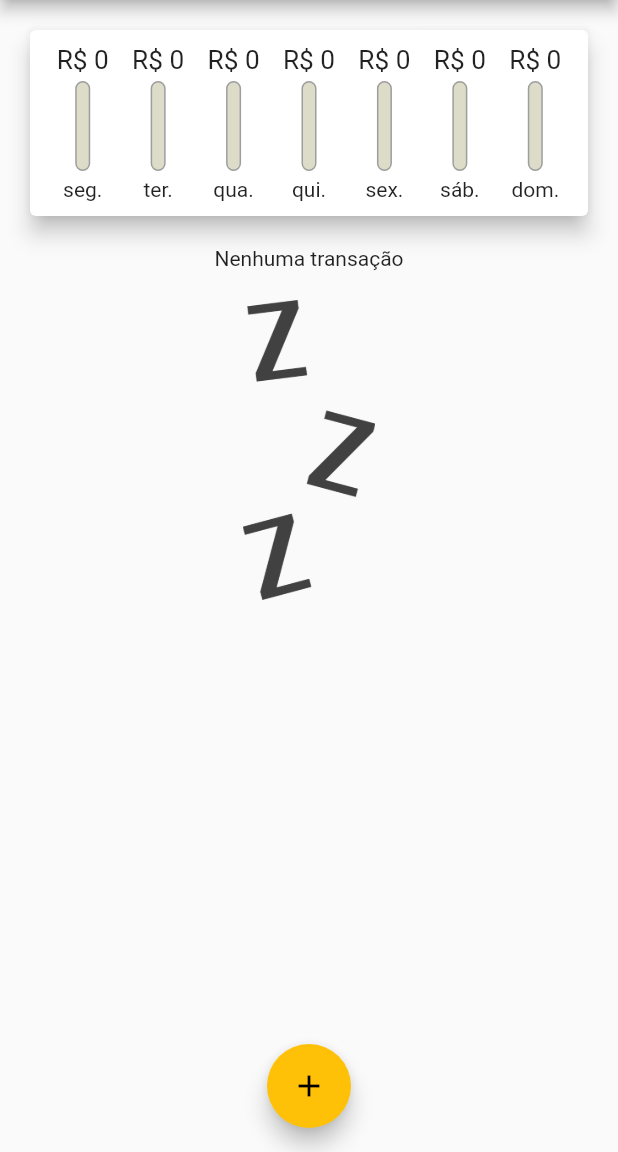
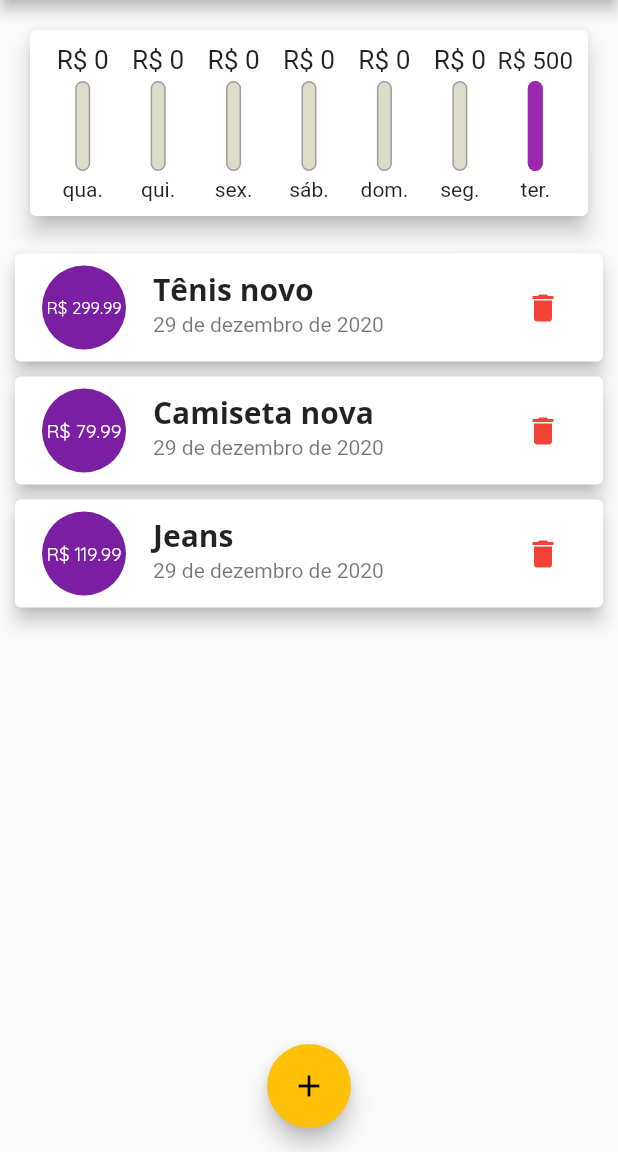
Before and after one commit to zigante/expense_planner, a Flutter app: the screen it shows after launch, on a phone screen of 412 x 824 dp, the part 84-1236 px from its top. Run offline on Flutter 3.47's test engine with Material 2 defaults, Android fonts, the phone set to English and light mode, and no system bars.

Commit message:
remove item from list

```diff
--- a/lib/main.dart
+++ b/lib/main.dart
@@ -19,8 +19,10 @@ class MyApp extends StatelessWidget {
         accentColor: Colors.amber,
         fontFamily: 'Quicksand',
         textTheme: ThemeData.light().textTheme.copyWith(
-            headline6: TextStyle(fontFamily: 'OpenSans', fontSize: 20, fontWeight: FontWeight.bold),
-            button: TextStyle(color: Colors.white)),
+              headline6: TextStyle(fontFamily: 'OpenSans', fontSize: 20, fontWeight: FontWeight.bold),
+              button: TextStyle(color: Colors.white),
+            ),
+        errorColor: Colors.red,
         appBarTheme: AppBarTheme(
             textTheme: ThemeData.light().textTheme.copyWith(
                   headline6: TextStyle(fontFamily: 'OpenSans', fontSize: 20, fontWeight: FontWeight.bold),
@@ -38,9 +40,9 @@ class MyHomePage extends StatefulWidget {
 
 class _MyHomePageState extends State<MyHomePage> {
   final List<Transaction> _transactions = [
-    // Transaction(id: 'tx1', title: 'Tênis novo', amount: 299.99, date: DateTime.now()),
-    // Transaction(id: 'tx2', title: 'Camiseta nova', amount: 79.99, date: DateTime.now()),
-    // Transaction(id: 'tx3', title: 'Jeans', amount: 119.99, date: DateTime.now()),
+    Transaction(id: 'tx1', title: 'Tênis novo', amount: 299.99, date: DateTime.now()),
+    Transaction(id: 'tx2', title: 'Camiseta nova', amount: 79.99, date: DateTime.now()),
+    Transaction(id: 'tx3', title: 'Jeans', amount: 119.99, date: DateTime.now()),
   ];
 
   List<Transaction> get _recentTransactions {
@@ -61,6 +63,10 @@ class _MyHomePageState extends State<MyHomePage> {
     setState(() {
       this._transactions.add(newTransaction);
     });
+  }
+
+  void _deleteTransaction(String id) {
+    setState(() => _transactions.removeWhere((item) => item.id == id));
   }
 
   void startAddNewTransaction(BuildContext context) {
@@ -91,9 +97,7 @@ class _MyHomePageState extends State<MyHomePage> {
           crossAxisAlignment: CrossAxisAlignment.stretch,
           children: [
             Chart(this._recentTransactions),
-            Column(children: [
-              TransactionList(this._transactions),
-            ]),
+            TransactionList(this._transactions, this._deleteTransaction),
           ],
         ),
       ),
--- a/lib/widgets/chart.dart
+++ b/lib/widgets/chart.dart
@@ -27,8 +27,7 @@ class Chart extends StatelessWidget {
       return GroupTransaction(amount: totalAmount, day: DateFormat.E('pt_BR').format(weekDay), index: weekDay.weekday);
     });
 
-    list.sort((a, b) => a.index.compareTo(b.index));
-    return list.toList();
+    return list.reversed.toList();
   }
 
   double get maxSpending {
--- a/lib/widgets/transaction_list.dart
+++ b/lib/widgets/transaction_list.dart
@@ -5,7 +5,8 @@ import '../models/transaction.dart';
 
 class TransactionList extends StatelessWidget {
   final List<Transaction> _transactions;
-  TransactionList(this._transactions);
+  final Function _deleteTransaction;
+  TransactionList(this._transactions, this._deleteTransaction);
 
   @override
   Widget build(BuildContext context) {
@@ -43,11 +44,11 @@ class TransactionList extends StatelessWidget {
                     ),
                     title: Text(currentTransaction.title, style: Theme.of(context).textTheme.headline6),
                     subtitle: Text(new DateFormat.yMMMMd('pt_BR').format(currentTransaction.date)),
-                    // trailing: IconButton(
-                    //   icon: Icon(Icons.delete),
-                    //   onPressed: () => null,
-                    //   color: Colors.red,
-                    // ),
+                    trailing: IconButton(
+                      icon: Icon(Icons.delete),
+                      onPressed: () => _deleteTransaction(currentTransaction.id),
+                      color: Theme.of(context).errorColor,
+                    ),
                   ),
                 );
               },
```
